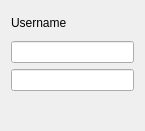
This is src/authform.ui in firatakandere/lightdm-dynamic-greeter as Qt 5 draws it before an edit. The edited form follows.
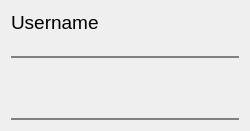
This is the edited form. Custom widgets are drawn as their Qt base class.

```diff
--- a/src/authform.ui
+++ b/src/authform.ui
@@ -6,7 +6,7 @@
    <rect>
     <x>0</x>
     <y>0</y>
-    <width>145</width>
+    <width>250</width>
     <height>131</height>
    </rect>
   </property>
@@ -17,11 +17,22 @@
    <bool>false</bool>
   </property>
   <property name="styleSheet">
-   <string notr="true"/>
+   <string notr="true">QLineEdit {
+background-color: rgba(0, 0, 0, 0);
+color: 'white';
+border: 0px solid gray;
+border-bottom-width: 2px;
+lineedit-password-character: 42;
+}</string>
   </property>
   <layout class="QVBoxLayout" name="verticalLayout_2">
    <item>
     <widget class="ClickableLabel" name="usernameLabel">
+     <property name="font">
+      <font>
+       <pointsize>14</pointsize>
+      </font>
+     </property>
      <property name="styleSheet">
       <string notr="true">color: 'white'</string>
      </property>
@@ -41,22 +52,22 @@
     </widget>
    </item>
    <item>
-    <widget class="QLineEdit" name="passwordEdit">
-     <property name="styleSheet">
-      <string notr="true">background-color: 'white'</string>
+    <spacer name="verticalSpacer">
+     <property name="orientation">
+      <enum>Qt::Vertical</enum>
      </property>
-    </widget>
-   </item>
-   <item>
-    <widget class="QLabel" name="promptLabel">
-     <property name="minimumSize">
+     <property name="sizeHint" stdset="0">
       <size>
-       <width>0</width>
-       <height>0</height>
+       <width>20</width>
+       <height>40</height>
       </size>
      </property>
-     <property name="text">
-      <string/>
+    </spacer>
+   </item>
+   <item>
+    <widget class="QLineEdit" name="passwordEdit">
+     <property name="styleSheet">
+      <string notr="true"/>
      </property>
     </widget>
    </item>
```
Left out of the diff: 2 changed lines with no effect on the pictures.
